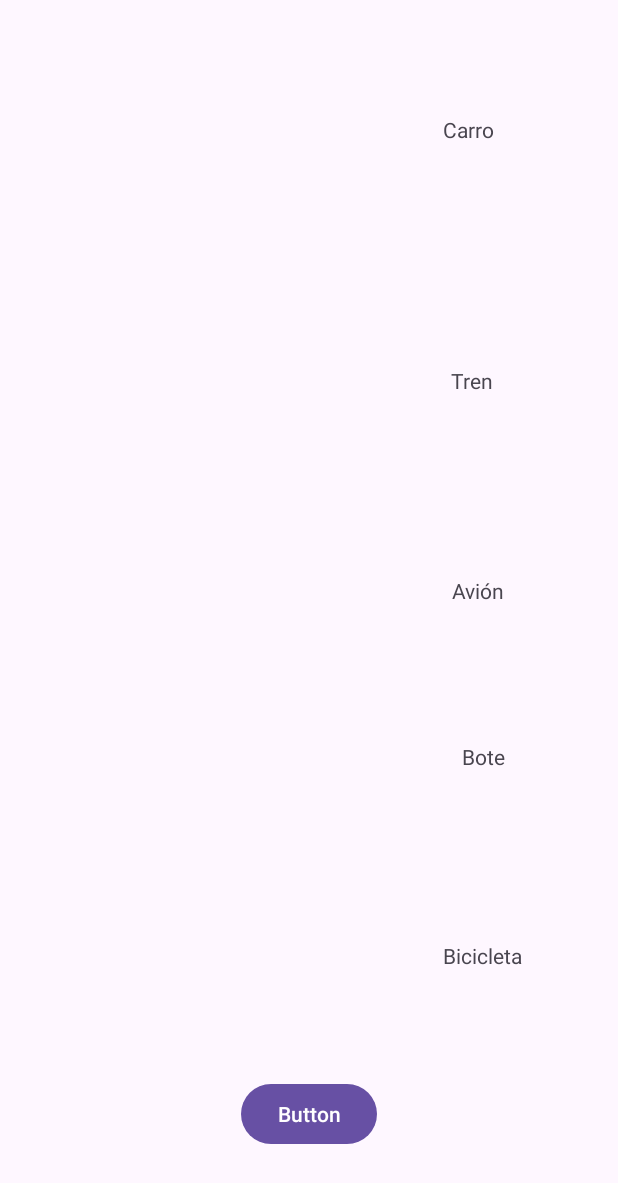
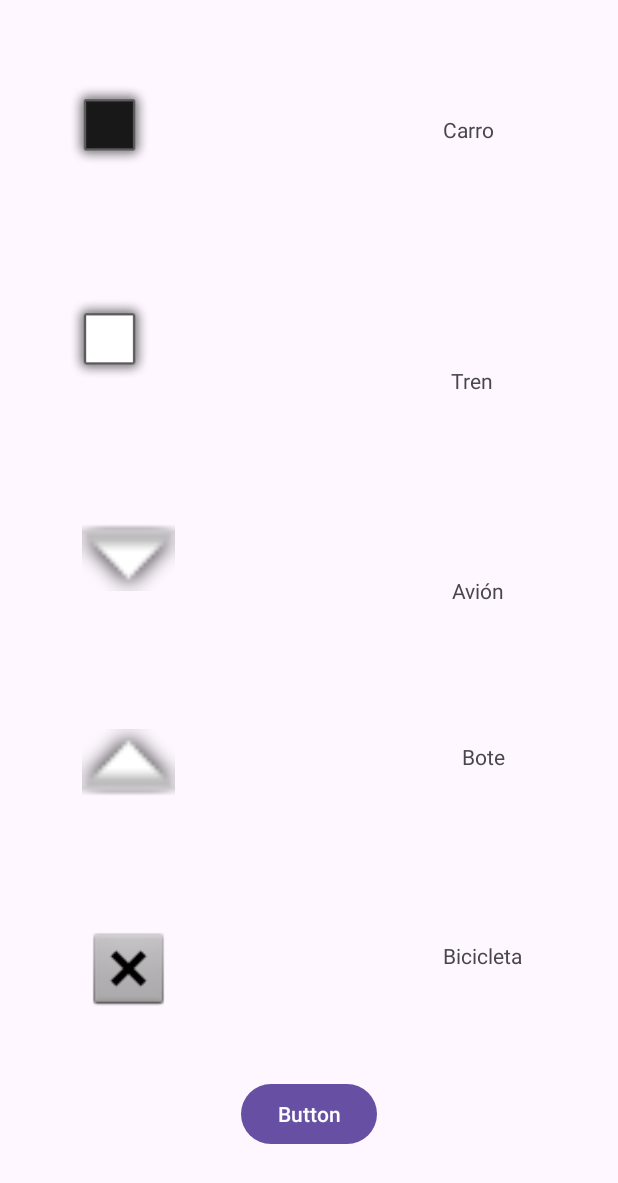
Before and after one commit to Sheens507/Proyecto3, an Android app: the screen it shows after launch (PareoActivity), on a phone screen of 412 x 824 dp. Shown: the top 1183 px of the screen. Run offline under Robolectric (Android 15) with nearby library versions, the phone set to English and light mode, and no system bars.

Commit message:
Update activity_pareo.xml

```diff
--- a/app/src/main/res/layout/activity_pareo.xml
+++ b/app/src/main/res/layout/activity_pareo.xml
@@ -17,7 +17,7 @@
         app:layout_constraintStart_toStartOf="parent"
         app:layout_constraintTop_toTopOf="parent"
         app:layout_constraintVertical_bias="0.074"
-        tools:srcCompat="@android:drawable/alert_dark_frame" />
+        android:src="@android:drawable/alert_dark_frame" />
 
     <TextView
         android:id="@+id/textViewTrain"
@@ -41,7 +41,7 @@
         app:layout_constraintStart_toStartOf="parent"
         app:layout_constraintTop_toTopOf="parent"
         app:layout_constraintVertical_bias="0.261"
-        tools:srcCompat="@android:drawable/alert_light_frame" />
+        android:src="@android:drawable/alert_light_frame" />
 
     <TextView
         android:id="@+id/textViewCar"
@@ -65,7 +65,7 @@
         app:layout_constraintStart_toStartOf="parent"
         app:layout_constraintTop_toTopOf="parent"
         app:layout_constraintVertical_bias="0.446"
-        tools:srcCompat="@android:drawable/arrow_down_float" />
+        android:src="@android:drawable/arrow_down_float" />
 
     <TextView
         android:id="@+id/textViewPlane"
@@ -89,7 +89,7 @@
         app:layout_constraintStart_toStartOf="parent"
         app:layout_constraintTop_toTopOf="parent"
         app:layout_constraintVertical_bias="0.627"
-        tools:srcCompat="@android:drawable/arrow_up_float" />
+        android:src="@android:drawable/arrow_up_float" />
 
     <TextView
         android:id="@+id/textViewBoat"
@@ -113,7 +113,7 @@
         app:layout_constraintStart_toStartOf="parent"
         app:layout_constraintTop_toTopOf="parent"
         app:layout_constraintVertical_bias="0.806"
-        tools:srcCompat="@android:drawable/btn_dialog" />
+        android:src="@android:drawable/btn_dialog" />
 
     <TextView
         android:id="@+id/textViewBike"
```
